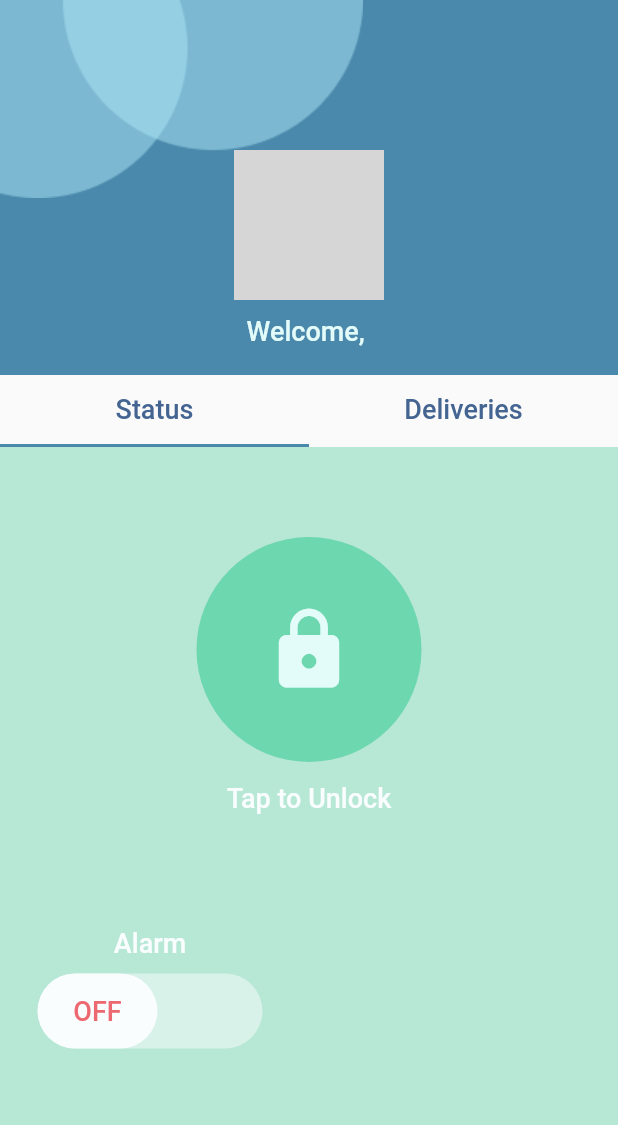
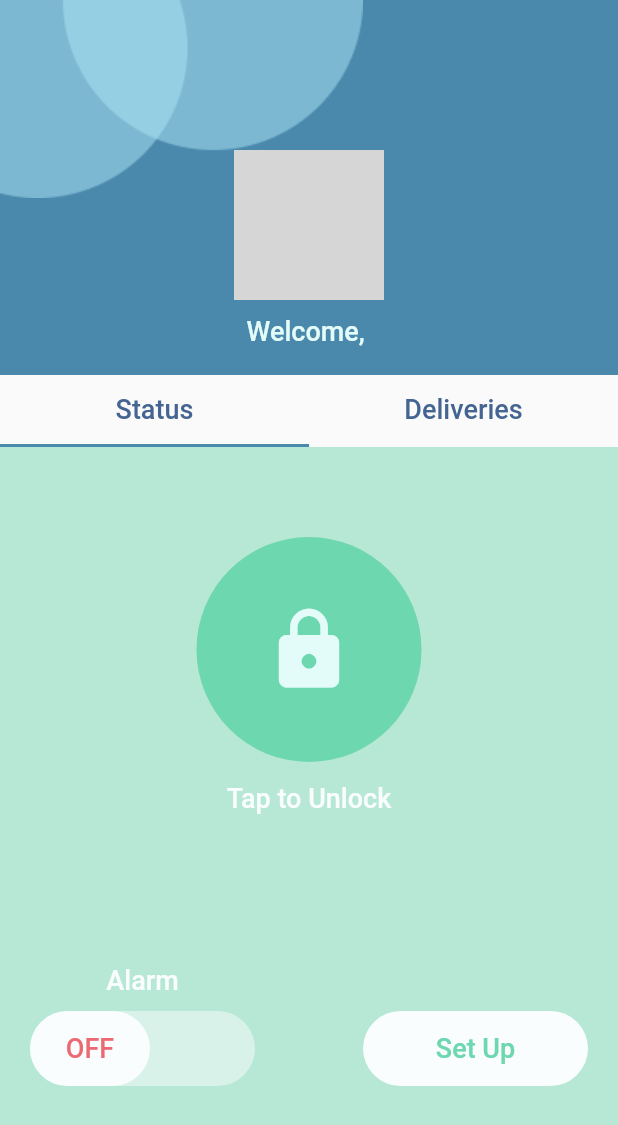
Before and after one commit to khoatran2320/Senior-Design, a Flutter app: the Dashboard screen opened directly, on a phone screen of 412 x 824 dp. Shown: the top 1125 px of the screen. Run offline on Flutter 3.47's test engine with Material 2 defaults, Android fonts, the light colour scheme and no system bars; our stand-ins replace after_layout, firebase_auth, firebase_core, flutter_dotenv, qr_flutter, shared_preferences; accounts and stored records are empty; network calls fail; grey boxes are pictures that could not be loaded.

Commit message:
UI flow for setup and displaying userId QR code

```diff
--- a/mobile/flutter_app/lib/pages/deliveries_screen.dart
+++ b/mobile/flutter_app/lib/pages/deliveries_screen.dart
@@ -9,7 +9,6 @@ import '/widgets/deliveries_screen/deliveries_screen_header.dart';
 import '/widgets/deliveries_screen/package_status_card.dart';
 
 
-// TODO: consumer for package list model
 class DeliveriesScreen extends StatefulWidget {
   const DeliveriesScreen({Key? key}) : super(key: key);
 
--- a/mobile/flutter_app/lib/pages/status_screen.dart
+++ b/mobile/flutter_app/lib/pages/status_screen.dart
@@ -1,8 +1,9 @@
 import 'package:flutter/material.dart';
 
 import '/utils/colors.dart';
-import '../widgets/dashboard/alarm_toggle_switch.dart';
-import '../widgets/dashboard/unlock_button.dart';
+import '../widgets/status_screen/alarm_toggle_switch.dart';
+import '../widgets/status_screen/unlock_button.dart';
+import '../widgets/status_screen/setup_button.dart';
 
 
 class StatusScreen extends StatefulWidget {
@@ -26,9 +27,14 @@ class _StatusScreenState extends State<StatusScreen> {
 						child: UnlockButton(isLocked: true)
 					),
 					Positioned(
-						bottom: 125,
-						left: 25,
+						bottom: 100,
+						left: 20,
 						child: AlarmToggleSwitch()
+					),
+					Positioned(
+						bottom: 100,
+						right: 20,
+						child: SetupButton()
 					)
 				],
 			),
--- a/mobile/flutter_app/lib/widgets/deliveries_screen/delete_package_form.dart
+++ b/mobile/flutter_app/lib/widgets/deliveries_screen/delete_package_form.dart
@@ -3,7 +3,6 @@ import 'dart:convert';
 import 'dart:io';
 import 'package:firebase_auth/firebase_auth.dart';
 import 'package:flutter/material.dart';
-import 'package:http/http.dart' as http;
 import 'package:provider/provider.dart';
 
 import '/models/package_list_model.dart';
--- /dev/null
+++ b/mobile/flutter_app/lib/widgets/status_screen/setup_button.dart
@@ -0,0 +1,57 @@
+import 'package:flutter/material.dart';
+
+import '/utils/colors.dart';
+import 'rounded_rectangle.dart';
+import 'setup_dialog.dart';
+
+
+class SetupButton extends StatelessWidget {
+  const SetupButton({Key? key}) : super(key: key);
+
+	static double _buttonWidth = 150;
+
+	final TextStyle textStyle = const TextStyle(
+		color: const Color(0xffF9FDFE),
+		fontSize: 18,
+		fontWeight: FontWeight.w500,
+	);
+
+	void _showSetupDialog(context) {
+    showDialog(
+      context: context,
+      builder: (BuildContext context) {
+        return Dialog(
+          child: Container(
+            height: 400,
+            child: SetupDialog()
+          )
+        );
+      }
+    );
+  }
+
+	@override
+	Widget build(BuildContext context) {
+		return Column(
+			mainAxisSize: MainAxisSize.min,
+			children: [
+				GestureDetector(
+					onTap: () {
+						_showSetupDialog(context);
+					},
+					child: Column(
+						mainAxisSize: MainAxisSize.min,
+						children: [
+							RoundedRectangle(
+								_buttonWidth,
+								Color(0xffF9FDFE),
+								text: 'Set Up',
+								textColor: Color(0xff6DD7AF)
+							),
+						]
+					)
+				)
+			],
+		);
+	}
+}
--- a/mobile/flutter_app/pubspec.yaml
+++ b/mobile/flutter_app/pubspec.yaml
@@ -43,6 +43,7 @@ dependencies:
   http: ^0.13.4
   firebase_messaging: ^11.2.7
   flutter_dotenv: ^5.0.2
+  qr_flutter: ^4.0.0
 
 dev_dependencies:
   flutter_test:
```
Also changed, not shown: mobile/flutter_app/lib/widgets/status_screen/setup_dialog.dart (added, +90 -0 lines), mobile/flutter_app/lib/widgets/status_screen/alarm_toggle_switch.dart (renamed from mobile/flutter_app/lib/widgets/dashboard/alarm_toggle_switch.dart), mobile/flutter_app/lib/widgets/status_screen/rounded_rectangle.dart (renamed from mobile/flutter_app/lib/widgets/dashboard/rounded_rectangle.dart), mobile/flutter_app/lib/widgets/status_screen/unlock_button.dart (renamed from mobile/flutter_app/lib/widgets/dashboard/unlock_button.dart), mobile/flutter_app/pubspec.lock, 1 other file.
